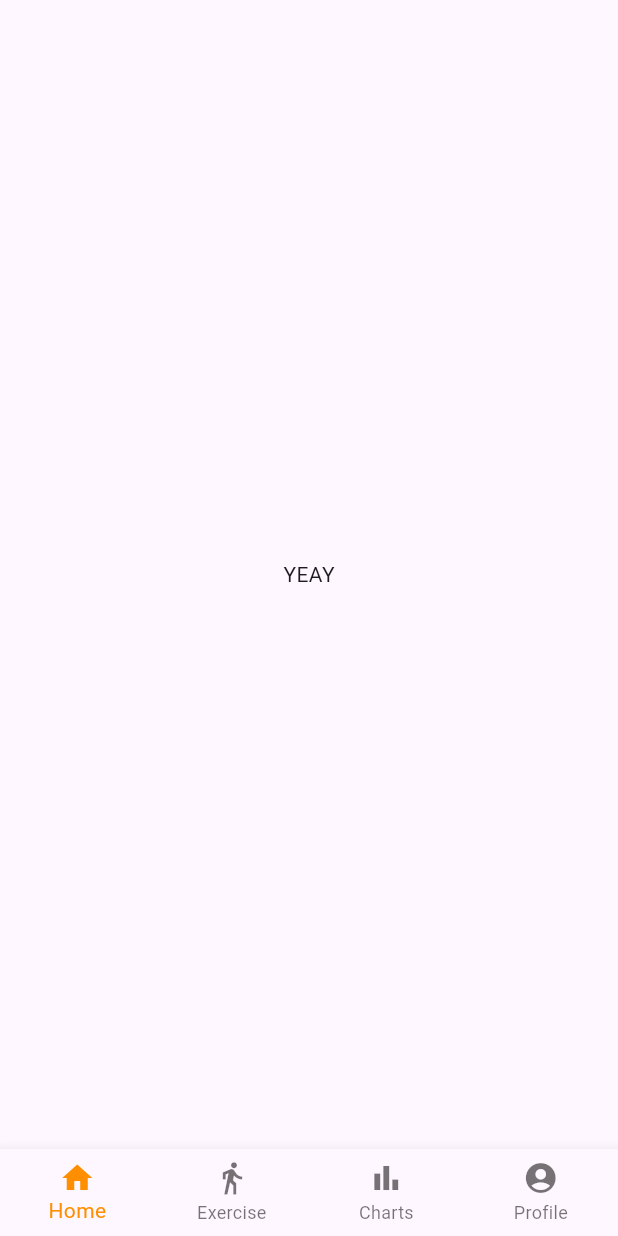
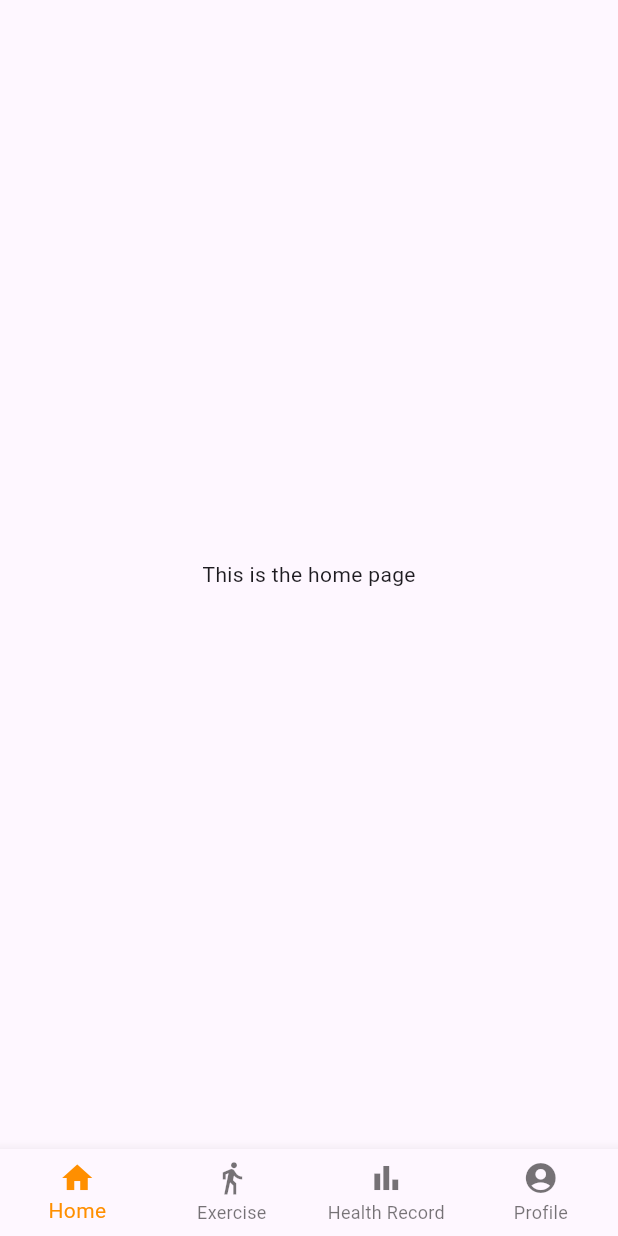
Before and after one commit to Alffaza/SWOLE-app, a Flutter app: the screen it shows after launch, on a phone screen of 412 x 824 dp. Run offline on Flutter 3.47's test engine with Material 3 defaults, Android fonts, the phone set to English and light mode, and no system bars.

Commit message:
feat: enable navigation bar

```diff
--- a/lib/container.dart
+++ b/lib/container.dart
@@ -1,5 +1,8 @@
-
 import 'package:flutter/material.dart';
+import 'pages/health_record.dart';
+import 'pages/exercise.dart';
+import 'pages/home.dart';
+import 'pages/profile.dart';
 
 class PageContainer extends StatefulWidget {
   const PageContainer({super.key});
@@ -9,18 +12,27 @@ class PageContainer extends StatefulWidget {
 }
 
 class _PageContainerState extends State<PageContainer> {
+
+  int _selectedIndex = 0;
+  static const List<Widget> _widgetOptions = <Widget>[
+    HomePage(),
+    ExercisePage(),
+    HealthRecordPage(),
+    ProfilePage()
+  ];
+
+  void _onItemTapped(int index) {
+    setState(() {
+      _selectedIndex = index;
+    });
+  }
+
   @override
   Widget build(BuildContext context) {
+
     return Scaffold(
-      body: const Center(
-        child: Column(
-          mainAxisAlignment: MainAxisAlignment.center,
-          children: <Widget>[
-            Text(
-              'YEAY',
-            ),
-          ],
-        ),
+      body: Center(
+        child: _widgetOptions.elementAt(_selectedIndex),
       ),
       bottomNavigationBar: BottomNavigationBar(
         type : BottomNavigationBarType.fixed,
@@ -35,16 +47,16 @@ class _PageContainerState extends State<PageContainer> {
           ),
           BottomNavigationBarItem(
             icon: Icon(Icons.bar_chart),
-            label: 'Charts',
+            label: 'Health Record',
           ),
           BottomNavigationBarItem(
             icon: Icon(Icons.account_circle),
             label: 'Profile',
           ),
         ],
-        // currentIndex: _selectedIndex,
+        currentIndex: _selectedIndex,
         selectedItemColor: Colors.amber[800],
-        // onTap: _onItemTapped,
+        onTap: _onItemTapped,
       ),
     );
   }
--- /dev/null
+++ b/lib/pages/home.dart
@@ -0,0 +1,14 @@
+import 'package:flutter/material.dart';
+
+// create stateless widget for home page
+// Suggested code may be subject to a license. Learn more: ~LicenseLog:3479317541.
+class HomePage extends StatelessWidget {
+  const HomePage({Key? key}) : super(key: key);
+
+  @override
+  Widget build(BuildContext context) {
+    return Container(
+      child: Text('This is the home page')
+    );
+  }
+}
```
Also changed, not shown: lib/pages/exercise.dart (added, +13 -0 lines), lib/pages/health_record.dart (added, +13 -0 lines), lib/pages/profile.dart (added, +13 -0 lines).
